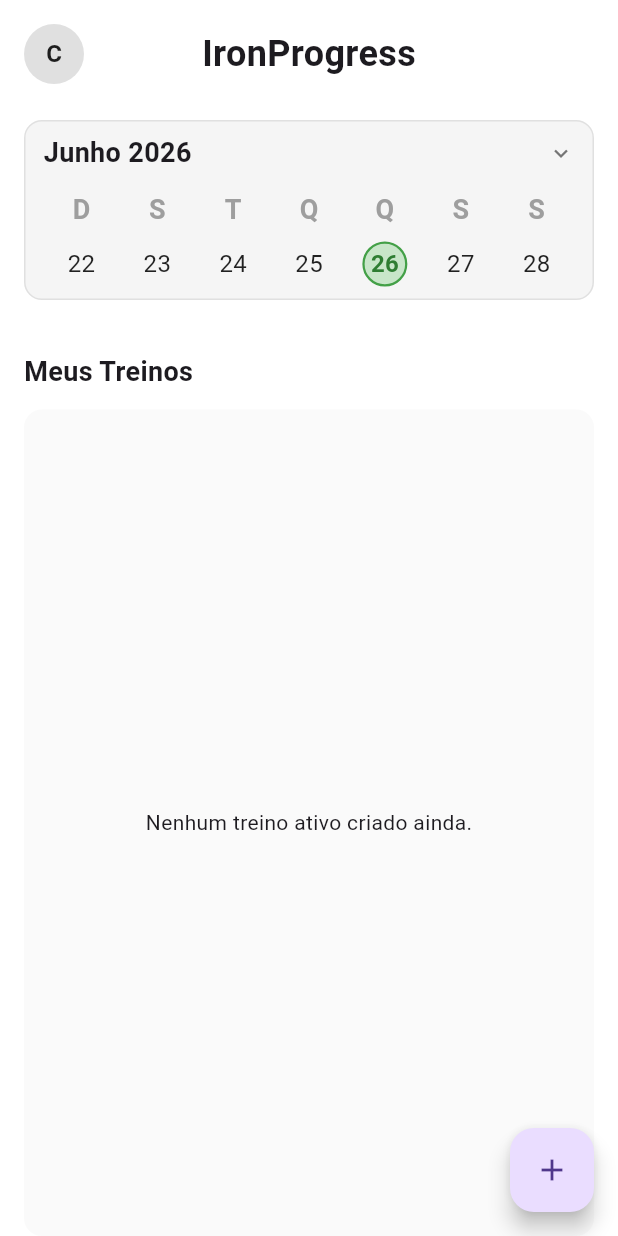
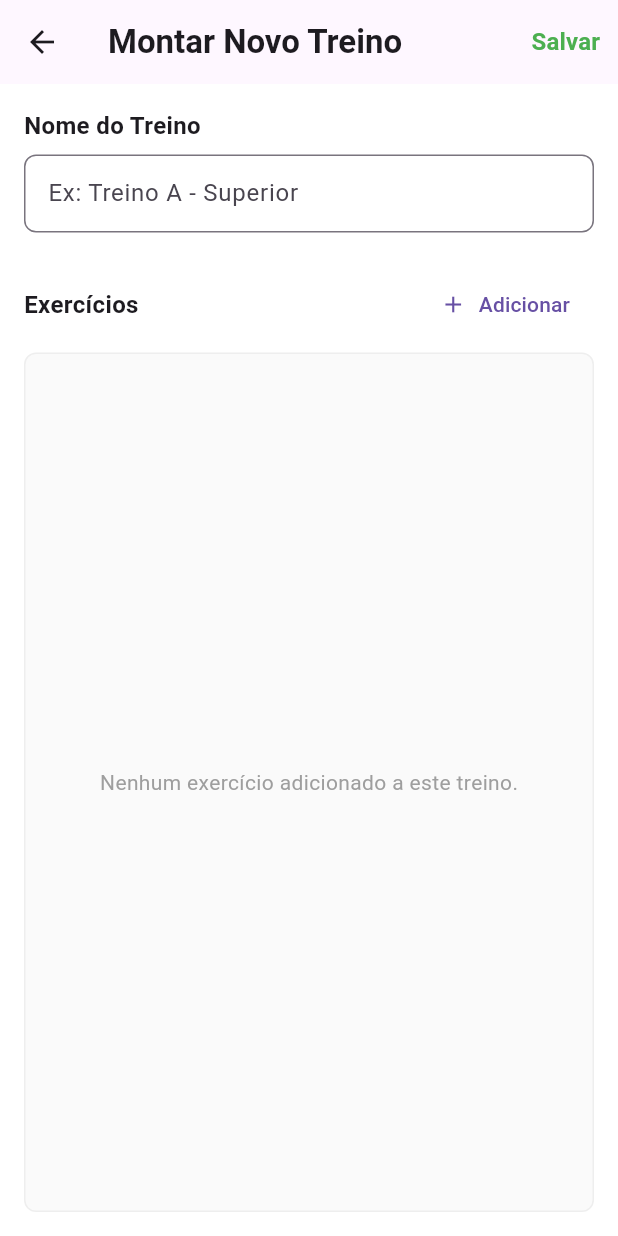
Before and after one commit to catrique/workout-log, a Flutter app: the screen it shows after launch, after a tap on the "add" icon, on a phone screen of 412 x 824 dp. Run offline on Flutter 3.47's test engine with Material 3 defaults, Android fonts, the light colour scheme and no system bars.

Commit message:
Implementação da navegação entre telas e do botão de criação de treino (ainda não funcional)

```diff
--- /dev/null
+++ b/lib/core/navigation/main_screen.dart
@@ -0,0 +1,55 @@
+import 'package:flutter/material.dart';
+import 'package:meu_treino/features/history/presentation/history_screen.dart';
+import 'package:meu_treino/features/workout/presentation/workout_screen.dart';
+
+class MainScreen extends StatefulWidget {
+  const MainScreen({super.key});
+
+  @override
+  State<MainScreen> createState() => _MainScreenState();
+}
+
+class _MainScreenState extends State<MainScreen> {
+  int _currentIndex = 0;
+
+  final List<Widget> _screens = [
+    const WorkoutPage(),
+    const HistoryPage(),
+    const Center(child: Text('Tela de Progesso (Em Breve)')),
+  ];
+
+  @override
+  Widget build(BuildContext context) {
+    return Scaffold(
+      body: IndexedStack(index: _currentIndex, children: _screens),
+
+      bottomNavigationBar: BottomNavigationBar(
+        currentIndex: _currentIndex,
+        onTap: (index) {
+          setState(() {
+            _currentIndex = index;
+          });
+        },
+
+        selectedItemColor: Colors.green[800],
+        unselectedItemColor: Colors.grey[600],
+        showUnselectedLabels: true,
+        type: BottomNavigationBarType.fixed,
+        items: const [
+          BottomNavigationBarItem(
+            icon: Icon(Icons.fitness_center),
+            label: 'Treinos',
+          ),
+          BottomNavigationBarItem(
+            icon: Icon(Icons.calendar_month),
+            label: 'Histórico',
+          ),
+          BottomNavigationBarItem(
+            icon: Icon(Icons.bar_chart),
+            label: 'Progresso',
+          ),
+        ],
+      ),
+    );
+  }
+}
--- /dev/null
+++ b/lib/features/history/presentation/history_screen.dart
@@ -0,0 +1,41 @@
+import 'package:flutter/material.dart';
+
+class HistoryPage extends StatelessWidget {
+  const HistoryPage({super.key});
+
+  @override
+  Widget build(BuildContext context) {
+    return Scaffold(
+      appBar: AppBar(
+        title: const Text(
+          'Histórico de Treinos',
+          style: TextStyle(fontWeight: FontWeight.bold, fontSize: 20),
+        ),
+        centerTitle: true,
+        backgroundColor: Colors.transparent,
+        elevation: 0,
+      ),
+
+      body: Padding(
+        padding: const EdgeInsets.symmetric(horizontal: 16.0),
+        child: _buildEmptyHistory(),
+      ),
+    );
+  }
+
+  Widget _buildEmptyHistory() {
+    return const Center(
+      child: Column(
+        mainAxisAlignment: MainAxisAlignment.center,
+        children: [
+          Icon(Icons.history, size: 64, color: Colors.grey),
+          SizedBox(height: 8),
+          Text(
+            'Seus treinos finalizados aparecerão aqui',
+            style: TextStyle(fontSize: 14, color: Colors.grey),
+          )
+        ],
+      ),
+    );
+  }
+}
--- /dev/null
+++ b/lib/features/workout/presentation/workout_create_screen.dart
@@ -0,0 +1,91 @@
+import 'package:flutter/material.dart';
+
+class WorkoutCreatePage extends StatefulWidget {
+  const WorkoutCreatePage({super.key});
+
+  @override
+  State<WorkoutCreatePage> createState() => _WorkoutCreatePageState();
+}
+
+class _WorkoutCreatePageState extends State<WorkoutCreatePage> {
+  final _nameController = TextEditingController();
+
+  @override
+  void dispose() {
+    _nameController.dispose();
+    super.dispose();
+  }
+
+  @override
+  Widget build(BuildContext context) {
+    return Scaffold(
+      appBar: AppBar(
+        title: const Text('Montar Novo Treino', style: TextStyle(fontWeight: FontWeight.bold)),
+        actions: [
+          TextButton(
+            onPressed: () {
+              Navigator.pop(context);
+            },
+            child: const Text('Salvar', style: TextStyle(color: Colors.green, fontSize: 16, fontWeight: FontWeight.bold)),
+          ),
+        ],
+      ),
+      body: Padding(
+        padding: const EdgeInsets.all(16.0),
+        child: Column(
+          crossAxisAlignment: CrossAxisAlignment.start,
+          children: [
+            const Text(
+              'Nome do Treino',
+              style: TextStyle(fontSize: 16, fontWeight: FontWeight.bold),
+            ),
+            const SizedBox(height: 8),
+            TextField(
+              controller: _nameController,
+              decoration: InputDecoration(
+                hintText: 'Ex: Treino A - Superior',
+                border: OutlineInputBorder(borderRadius: BorderRadius.circular(8)),
+                contentPadding: const EdgeInsets.symmetric(horizontal: 12, vertical: 14),
+              ),
+            ),
+            const SizedBox(height: 24),
+
+            Row(
+              mainAxisAlignment: MainAxisAlignment.spaceBetween,
+              children: [
+                const Text(
+                  'Exercícios',
+                  style: TextStyle(fontSize: 16, fontWeight: FontWeight.bold),
+                ),
+                TextButton.icon(
+                  onPressed: () {
+                  },
+                  icon: const Icon(Icons.add, size: 18),
+                  label: const Text('Adicionar'),
+                ),
+              ],
+            ),
+            const SizedBox(height: 8),
+
+            Expanded(
+              child: Container(
+                width: double.infinity,
+                decoration: BoxDecoration(
+                  color: Colors.grey[50],
+                  borderRadius: BorderRadius.circular(8),
+                  border: Border.all(color: Colors.grey[200]!),
+                ),
+                child: const Center(
+                  child: Text(
+                    'Nenhum exercício adicionado a este treino.',
+                    style: TextStyle(color: Colors.grey),
+                  ),
+                ),
+              ),
+            ),
+          ],
+        ),
+      ),
+    );
+  }
+}
--- a/lib/features/workout/presentation/workout_screen.dart
+++ b/lib/features/workout/presentation/workout_screen.dart
@@ -1,8 +1,57 @@
 import 'package:flutter/material.dart';
 import 'package:meu_treino/features/workout/presentation/widgets/workout_calendar.dart';
+import 'package:meu_treino/features/workout/presentation/workout_create_screen.dart';
 
-class WorkoutPage extends StatelessWidget {
+class WorkoutPage extends StatefulWidget {
   const WorkoutPage({super.key});
+
+  @override
+  State<WorkoutPage> createState() => _WorkoutpageState();
+}
+
+class _WorkoutpageState extends State<WorkoutPage> {
+  void _showWorkoutSelection(BuildContext context) {
+    showModalBottomSheet(
+      context: context,
+      shape: const RoundedRectangleBorder(
+        borderRadius: BorderRadius.vertical(top: Radius.circular(16)),
+      ),
+      builder: (context) {
+        return SafeArea(
+          child: Padding(
+            padding: const EdgeInsets.all(16.0),
+            child: Column(
+              mainAxisSize: MainAxisSize.min,
+              crossAxisAlignment: CrossAxisAlignment.start,
+              children: [
+                const Text(
+                  'Inicial qual treino?',
+                  style: TextStyle(fontSize: 18, fontWeight: FontWeight.bold),
+                ),
+                const SizedBox(height: 16),
+                ListTile(
+                  leading: const Icon(Icons.fitness_center),
+                  title: const Text('Treino A - Peito e triceps'),
+                  subtitle: const Text('4 exercícios'),
+                  onTap: () => _startWorkout(context, 'Treino A'),
+                ),
+                ListTile(
+                  leading: const Icon(Icons.fitness_center),
+                  title: const Text('Treino B - Costas e perna'),
+                  subtitle: const Text('5 exercícios'),
+                  onTap: () => _startWorkout(context, 'Treino B'),
+                ),
+              ],
+            ),
+          ),
+        );
+      },
+    );
+  }
+
+  void _startWorkout(BuildContext context, String workoutName) {
+    Navigator.pop(context);
+  }
 
   @override
   Widget build(BuildContext context) {
@@ -17,7 +66,7 @@
               _buildHeader(),
               const SizedBox(height: 24),
 
-              _buildCalendarPlaceholder(),
+              WorkoutCalendar(),
               const SizedBox(height: 35),
 
               const Text(
@@ -31,7 +80,14 @@
           ),
         ),
         floatingActionButton: FloatingActionButton(
-          onPressed: () {},
+          onPressed: () {
+            Navigator.push(
+              context,
+              MaterialPageRoute(
+                builder: (context) => const WorkoutCreatePage(),
+              ),
+            );
+          },
           child: const Icon(Icons.add),
         ),
       ),
@@ -42,6 +98,10 @@
     return Row(
       mainAxisAlignment: MainAxisAlignment.spaceBetween,
       children: [
+        const Text(
+          'IronProgress',
+          style: TextStyle(fontSize: 24, fontWeight: FontWeight.bold),
+        ),
         CircleAvatar(
           radius: 20,
           backgroundColor: Colors.grey[300],
@@ -55,15 +115,11 @@
         ),
         const Text(
           'IronProgress',
-          style: TextStyle(fontSize: 24, fontWeight: FontWeight.bold,),
+          style: TextStyle(fontSize: 24, fontWeight: FontWeight.bold),
         ),
-        const SizedBox(width: 40,)
+        const SizedBox(width: 40),
       ],
     );
-  }
-
-  Widget _buildCalendarPlaceholder() {
-    return const WorkoutCalendar();
   }
 
   Widget _buildWorkoutListPlaceholder() {
--- a/lib/main.dart
+++ b/lib/main.dart
@@ -1,4 +1,5 @@
 import 'package:flutter/material.dart';
+import 'package:meu_treino/core/navigation/main_screen.dart';
 import 'features/workout/presentation/workout_screen.dart';
 
 void main(){
@@ -17,7 +18,7 @@
         primarySwatch: Colors.blue,
         scaffoldBackgroundColor: Colors.white,
       ),
-      home: const WorkoutPage(),
+      home: const MainScreen(),
     );
   }
 }
```
